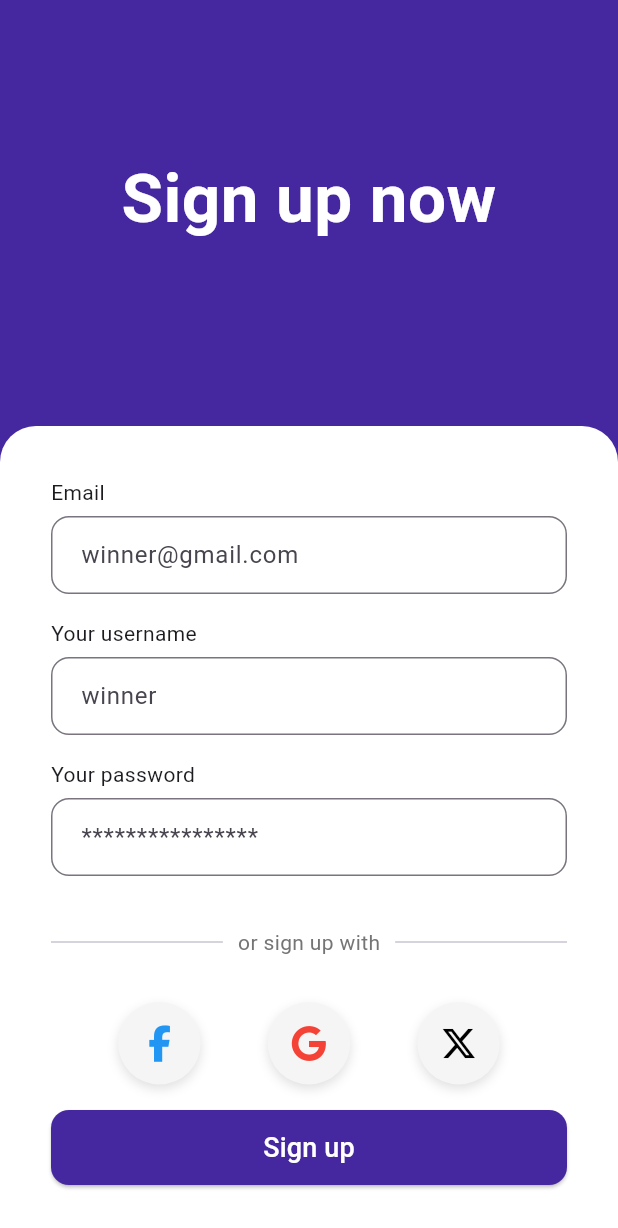
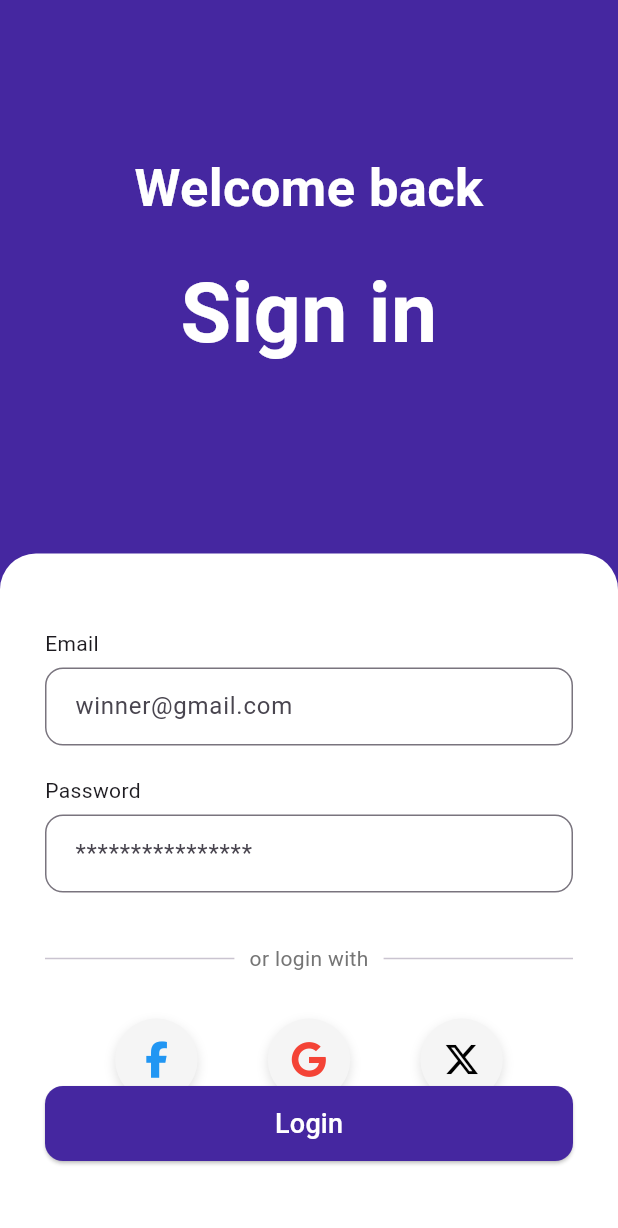
Before and after one commit to Saurav-KumarSingh/Quizopia, a Flutter app: the screen it shows after launch, on a phone screen of 412 x 824 dp. Shown: the top 1228 px of the screen. Run offline on Flutter 3.47's test engine with Material 3 defaults, Android fonts, the phone set to English and light mode, and no system bars; our stand-ins replace font_awesome_flutter.

Commit message:
Login Screen UI

```diff
--- /dev/null
+++ b/lib/views/screens/login.dart
@@ -0,0 +1,160 @@
+import 'package:flutter/material.dart';
+import 'package:font_awesome_flutter/font_awesome_flutter.dart';
+
+class LoginScreen extends StatelessWidget {
+  const LoginScreen({super.key});
+
+  @override
+  Widget build(BuildContext context) {
+    return Scaffold(
+      backgroundColor: Colors.deepPurple[800],
+      body: Center(
+        child: Column(
+          children: [
+            Container(
+              margin: const EdgeInsets.only(top: 100),
+              child: const Text(
+                "Welcome back",
+                textAlign: TextAlign.center,
+                style: TextStyle(
+                  fontSize: 35,
+                  fontWeight: FontWeight.bold,
+                  color: Colors.white,
+                ),
+              ),
+            ),
+            SizedBox(height: 20,),
+            Container(
+              margin: const EdgeInsets.only(bottom: 100),
+              child: const Text(
+                "Sign in",
+                textAlign: TextAlign.center,
+                style: TextStyle(
+                  fontSize: 55,
+                  fontWeight: FontWeight.bold,
+                  color: Colors.white,
+                ),
+              ),
+            ),
+            const SizedBox(height: 20),
+            Expanded(
+              child: Container(
+                width: double.infinity,
+                padding: const EdgeInsets.symmetric(horizontal: 30,vertical: 50),
+                decoration: const BoxDecoration(
+                  color: Colors.white,
+                  borderRadius: BorderRadius.only(
+                    topLeft: Radius.circular(24),
+                    topRight: Radius.circular(24),
+                  ),
+                ),
+                child: Column(
+                  crossAxisAlignment: CrossAxisAlignment.stretch,
+                  children: [
+                    Expanded(
+                      child: SingleChildScrollView(
+                        child: Column(
+                          crossAxisAlignment: CrossAxisAlignment.stretch,
+                          children: [
+                            const Text("Email"),
+                            const SizedBox(height: 6),
+                            TextField(
+                              decoration: InputDecoration(
+                                hintText: 'winner@gmail.com',
+                                border: OutlineInputBorder(
+                                  borderRadius: BorderRadius.circular(12),
+                                ),
+                                contentPadding: const EdgeInsets.symmetric(
+                                    horizontal: 16, vertical: 14),
+                              ),
+                            ),
+                            const SizedBox(height: 20),
+
+                            const Text("Password"),
+                            const SizedBox(height: 6),
+                            TextField(
+                              obscureText: true,
+                              decoration: InputDecoration(
+                                hintText: '****************',
+                                border: OutlineInputBorder(
+                                  borderRadius: BorderRadius.circular(12),
+                                ),
+                                contentPadding: const EdgeInsets.symmetric(
+                                    horizontal: 16, vertical: 14),
+                              ),
+                            ),
+                            const SizedBox(height: 34),
+
+                            Row(
+                              children: [
+                                const Expanded(child: Divider(thickness: 1)),
+                                Padding(
+                                  padding: const EdgeInsets.symmetric(horizontal: 10),
+                                  child: Text(
+                                    "or login with",
+                                    style: TextStyle(color: Colors.grey[600]),
+                                  ),
+                                ),
+                                const Expanded(child: Divider(thickness: 1)),
+                              ],
+                            ),
+                            const SizedBox(height: 30),
+
+                            Row(
+                              mainAxisAlignment: MainAxisAlignment.spaceEvenly,
+                              children: [
+                                _buildSocialButton(FontAwesomeIcons.facebookF, Colors.blue),
+                                _buildSocialButton(FontAwesomeIcons.google, Colors.red),
+                                _buildSocialButton(FontAwesomeIcons.xTwitter, Colors.black),
+                              ],
+                            ),
+                          ],
+                        ),
+                      ),
+                    ),
+                    SizedBox(
+                      height: 50,
+                      child: ElevatedButton(
+                        onPressed: () {},
+                        style: ElevatedButton.styleFrom(
+                          backgroundColor: Colors.deepPurple[800],
+                          shape: RoundedRectangleBorder(
+                            borderRadius: BorderRadius.circular(12),
+                          ),
+                        ),
+                        child: const Text(
+                          "Login",
+                          style: TextStyle(fontSize: 18, color: Colors.white),
+                        ),
+                      ),
+                    ),
+                  ],
+                ),
+              ),
+            ),
+          ],
+        ),
+      ),
+    );
+  }
+
+  Widget _buildSocialButton(IconData icon, Color color) {
+    return Container(
+      height: 55,
+      width: 55,
+      padding: const EdgeInsets.all(10),
+      decoration: BoxDecoration(
+        shape: BoxShape.circle,
+        color: Colors.grey[100],
+        boxShadow: [
+          BoxShadow(
+            color: Colors.black12,
+            blurRadius: 6,
+            offset: Offset(0, 3),
+          )
+        ],
+      ),
+      child: Center(child: FaIcon(icon, color: color)),
+    );
+  }
+}
--- a/lib/views/screens/splash_screen.dart
+++ b/lib/views/screens/splash_screen.dart
@@ -1,4 +1,5 @@
 import 'package:flutter/material.dart';
+import 'package:quizopia/views/screens/login.dart';
 import 'package:quizopia/views/screens/signup.dart';
 
 
@@ -18,7 +19,7 @@ class _SplashScreenState extends State<SplashScreen> {
     Future.delayed(const Duration(seconds: 3), () {
       Navigator.pushReplacement(
         context,
-        MaterialPageRoute(builder: (context) => const SignupScreen()),
+        MaterialPageRoute(builder: (context) => const LoginScreen()),
       );
     });
   }
```
